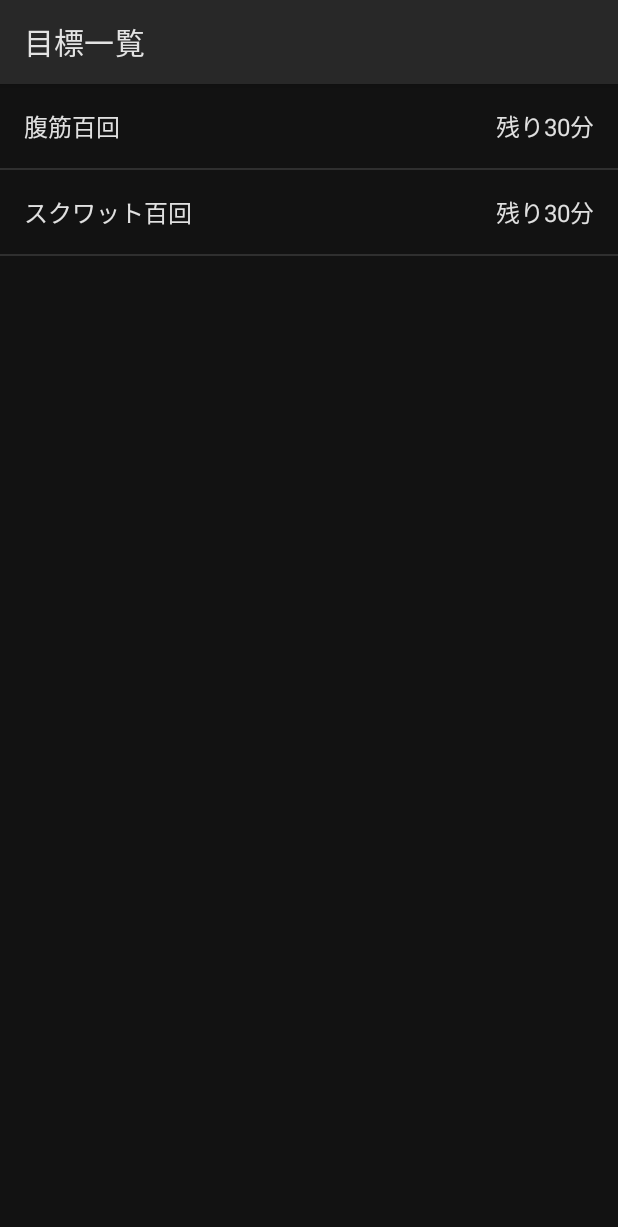
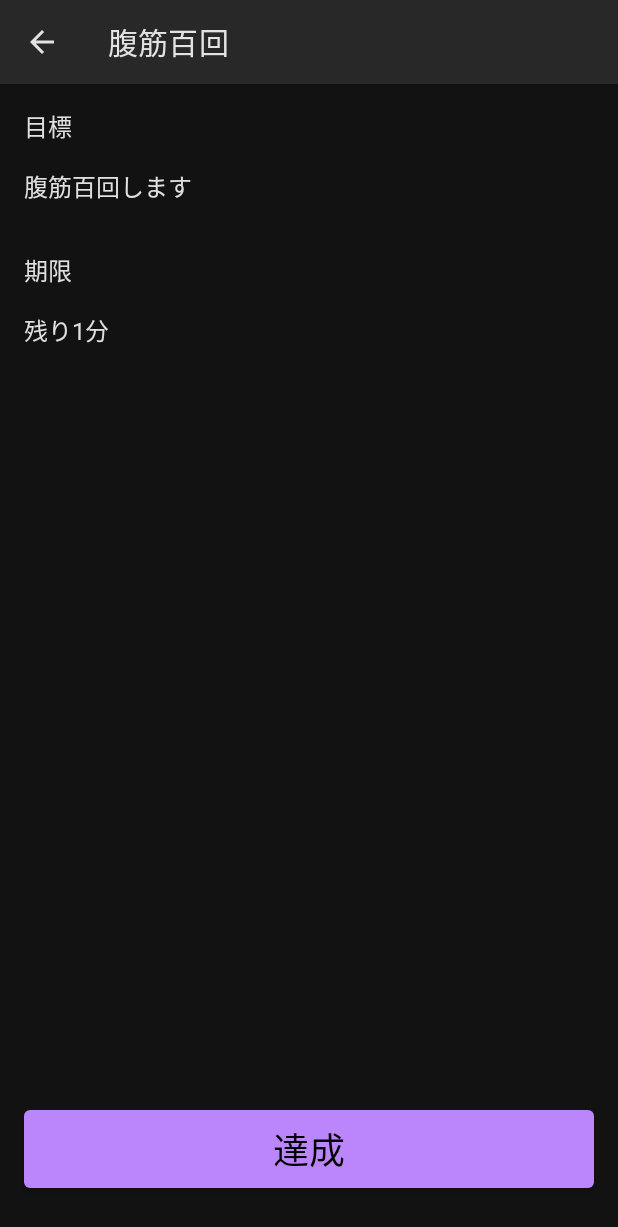
Before and after one commit to yt8492/CommitOrBan, an Android app built with Jetpack Compose: the screen it shows after launch (MainActivity), after a tap on "腹筋百回", on a phone screen of 412 x 824 dp. Shown: the top 1227 px of the screen. Run offline under Robolectric (Android 15) with nearby library versions, the phone set to English and light mode, and no system bars.

Commit message:
目標達成画面の実装

```diff
--- a/app/src/main/java/com/yt8492/commitorban/domain/model/Task.kt
+++ b/app/src/main/java/com/yt8492/commitorban/domain/model/Task.kt
@@ -15,7 +15,7 @@ val dummyTask1 = Task(
     id = "1",
     title = "腹筋百回",
     content = "腹筋百回します",
-    due = Instant.now().plus(30, ChronoUnit.MINUTES),
+    due = Instant.now().plus(2, ChronoUnit.MINUTES),
     punishment = object : Punishment {},
 )
 
--- a/app/src/main/java/com/yt8492/commitorban/ui/App.kt
+++ b/app/src/main/java/com/yt8492/commitorban/ui/App.kt
@@ -1,17 +1,38 @@
 package com.yt8492.commitorban.ui
 
 import androidx.compose.runtime.Composable
+import androidx.navigation.NavType
 import androidx.navigation.compose.NavHost
 import androidx.navigation.compose.composable
 import androidx.navigation.compose.rememberNavController
+import androidx.navigation.navArgument
+import com.yt8492.commitorban.ui.taskdetail.TaskDetailPage
 import com.yt8492.commitorban.ui.tasklist.TaskListPage
 
 @Composable
 fun App() {
     val navController = rememberNavController()
-    NavHost(navController = navController, startDestination = "/taskList") {
-        composable("/taskList") {
+    NavHost(navController = navController, startDestination = "taskList") {
+        composable(
+            route = "taskList",
+        ) {
             TaskListPage(
+                navController = navController,
+            )
+        }
+        composable(
+            route = "taskDetail?taskId={taskId}",
+            arguments = listOf(
+                navArgument(
+                    name = "taskId",
+                ) {
+                    type = NavType.StringType
+                }
+            ),
+        ) { backStackEntry ->
+            val taskId = requireNotNull(backStackEntry.arguments?.getString("taskId"))
+            TaskDetailPage(
+                taskId = taskId,
                 navController = navController,
             )
         }
--- /dev/null
+++ b/app/src/main/java/com/yt8492/commitorban/ui/taskdetail/TaskDetailPage.kt
@@ -0,0 +1,98 @@
+package com.yt8492.commitorban.ui.taskdetail
+
+import androidx.compose.foundation.layout.*
+import androidx.compose.material.*
+import androidx.compose.material.icons.Icons
+import androidx.compose.material.icons.filled.ArrowBack
+import androidx.compose.runtime.Composable
+import androidx.compose.runtime.mutableStateOf
+import androidx.compose.runtime.remember
+import androidx.compose.ui.Modifier
+import androidx.compose.ui.unit.dp
+import androidx.navigation.NavController
+import com.yt8492.commitorban.domain.model.dummyTask1
+import com.yt8492.commitorban.ui.theme.CommitOrBanTheme
+import com.yt8492.commitorban.util.TimeTickSecEventReceiver
+import java.time.Instant
+import java.time.temporal.ChronoUnit
+
+@Composable
+fun TaskDetailPage(
+    taskId: String,
+    navController: NavController,
+) {
+    val task = dummyTask1
+    val (now, setNow) = remember {
+        mutableStateOf(Instant.now())
+    }
+    TimeTickSecEventReceiver {
+        setNow(Instant.now())
+    }
+    val seconds = ChronoUnit.SECONDS.between(now, task.due)
+    Scaffold(
+        topBar = {
+            TopAppBar(
+                title = {
+                    Text(text = task.title)
+                },
+                navigationIcon = {
+                    IconButton(onClick = { navController.popBackStack() }) {
+                        Icon(
+                            imageVector = Icons.Default.ArrowBack,
+                            contentDescription = "戻る",
+                        )
+                    }
+                },
+            )
+        }
+    ) { paddingValues ->
+        Column(
+            modifier = Modifier
+                .padding(paddingValues)
+                .fillMaxSize(),
+        ) {
+            Column(
+                modifier = Modifier
+                    .padding(16.dp)
+                    .fillMaxWidth(),
+            ) {
+                Text(
+                    text = "目標",
+                    style = CommitOrBanTheme.typography.subtitle1,
+                )
+                Spacer(modifier = Modifier.height(16.dp))
+                Text(text = task.content)
+                Spacer(modifier = Modifier.height(32.dp))
+                Text(text = "期限")
+                Spacer(modifier = Modifier.height(16.dp))
+                val dueText = when {
+                    seconds < 0 -> "残り0秒"
+                    seconds > 1 * DAY -> "残り${seconds / DAY}日"
+                    seconds > 1 * HOUR -> "残り${seconds / HOUR}時間"
+                    seconds > 1 * MINUTE -> "残り${seconds / MINUTE}分"
+                    else -> "残り${seconds}秒"
+                }
+                Text(text = dueText)
+            }
+            Spacer(modifier = Modifier.weight(1f))
+            Button(
+                modifier = Modifier
+                    .padding(horizontal = 16.dp)
+                    .fillMaxWidth(),
+                onClick = { /*TODO*/ },
+                enabled = seconds >= 0,
+            ) {
+                Text(
+                    text = "達成",
+                    style = CommitOrBanTheme.typography.h5,
+                )
+            }
+            Spacer(modifier = Modifier.height(32.dp))
+        }
+    }
+}
+
+private const val SECOND = 1
+private const val MINUTE = 1 * SECOND * 60
+private const val HOUR = 1 * MINUTE * 60
+private const val DAY = 1 * HOUR * 24
--- a/app/src/main/java/com/yt8492/commitorban/ui/tasklist/TaskItem.kt
+++ b/app/src/main/java/com/yt8492/commitorban/ui/tasklist/TaskItem.kt
@@ -12,8 +12,8 @@ import androidx.compose.ui.unit.dp
 import com.yt8492.commitorban.domain.model.Task
 import com.yt8492.commitorban.domain.model.dummyTask1
 import com.yt8492.commitorban.ui.theme.CommitOrBanTheme
-import java.time.Instant
-import java.time.temporal.ChronoUnit
+import java.time.ZoneId
+import java.time.format.DateTimeFormatter
 
 @Composable
 fun TaskItem(
@@ -31,12 +31,7 @@ fun TaskItem(
         ) {
             Text(text = task.title)
             Spacer(modifier = Modifier.weight(1f))
-            val minutes = ChronoUnit.MINUTES.between(Instant.now(), task.due)
-            val dueText = when {
-                minutes > 1 * DAY -> "残り${minutes / DAY}日"
-                minutes > 1 * HOUR -> "残り${minutes / HOUR}時間"
-                else -> "残り${minutes / MINUTE}分"
-            }
+            val dueText = formatter.format(task.due)
             Text(text = dueText)
         }
         Divider()
@@ -53,6 +48,6 @@ fun TaskItemPreview() {
     }
 }
 
-private const val MINUTE = 1
-private const val HOUR = 1 * MINUTE * 60
-private const val DAY = 1 * HOUR * 24
+private val formatter = DateTimeFormatter
+    .ofPattern("yyyy/MM/dd hh:mm")
+    .withZone(ZoneId.systemDefault())
--- a/app/src/main/java/com/yt8492/commitorban/ui/tasklist/TaskListPage.kt
+++ b/app/src/main/java/com/yt8492/commitorban/ui/tasklist/TaskListPage.kt
@@ -15,7 +15,7 @@ import com.yt8492.commitorban.domain.model.dummyTask2
 
 @Composable
 fun TaskListPage(
-    navController: NavController
+    navController: NavController,
 ) {
     val taskList = listOf(dummyTask1, dummyTask2)
     Scaffold(
@@ -35,7 +35,9 @@ fun TaskListPage(
             items(taskList, key = { it.id }) { task ->
                 TaskItem(
                     task = task,
-                    onClick = {}
+                    onClick = {
+                        navController.navigate("taskDetail?taskId=${it.id}")
+                    }
                 )
             }
         }
--- a/app/src/main/java/com/yt8492/commitorban/ui/theme/Theme.kt
+++ b/app/src/main/java/com/yt8492/commitorban/ui/theme/Theme.kt
@@ -38,3 +38,9 @@ fun CommitOrBanTheme(darkTheme: Boolean = isSystemInDarkTheme(), content: @Compo
         content = content
     )
 }
+
+object CommitOrBanTheme {
+    val typography = Typography
+    val colors = DarkColorPalette
+    val shapes = Shapes
+}
--- /dev/null
+++ b/app/src/main/java/com/yt8492/commitorban/util/TimeTickSecEventReceiver.kt
@@ -0,0 +1,20 @@
+package com.yt8492.commitorban.util
+
+import androidx.compose.runtime.Composable
+import androidx.compose.runtime.LaunchedEffect
+import androidx.compose.ui.platform.LocalContext
+import kotlinx.coroutines.delay
+import kotlin.time.Duration.Companion.seconds
+
+@Composable
+fun TimeTickSecEventReceiver(
+    onTimeTickEverySecEvent: () -> Unit
+) {
+    val context = LocalContext.current
+    LaunchedEffect(context) {
+        while (true) {
+            delay(1.seconds)
+            onTimeTickEverySecEvent()
+        }
+    }
+}
```
